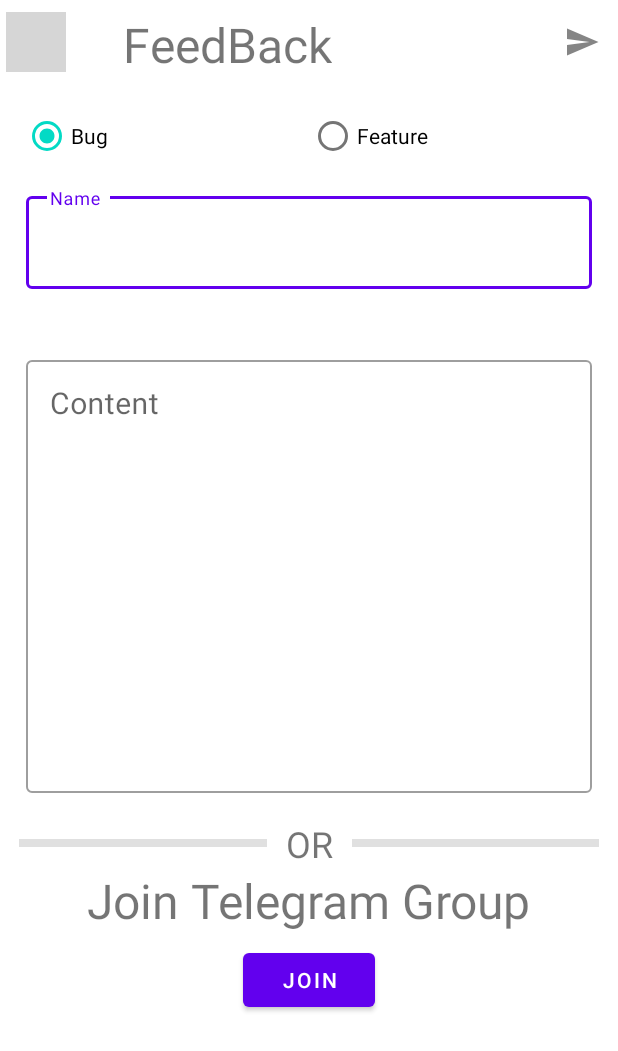
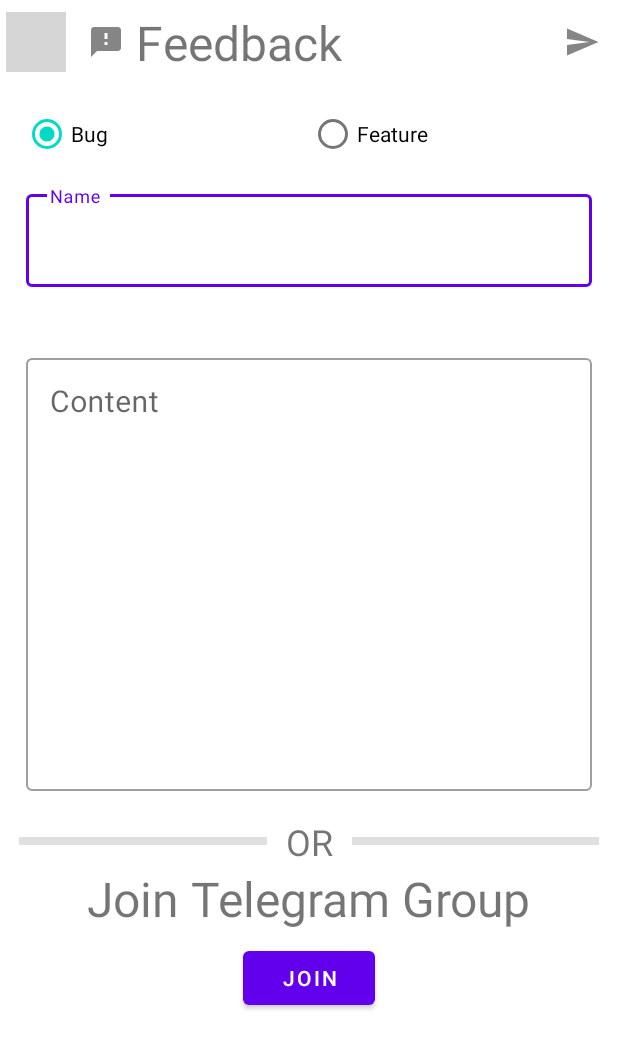
Before and after one commit to IjlalAhmad845/MatrixCalculator, an Android app: the FeedbackActivity screen opened directly, with no data from a screen before it, on a phone screen of 412 x 824 dp. Shown: the top 1051 px of the screen. Run offline under Robolectric (Android 15) with nearby library versions, the phone set to English and light mode, and no system bars; grey boxes are pictures that could not be loaded.

Commit message:
Added Custom Toolbar in all navigation activities with their icons

```diff
--- a/app/src/main/res/layout/activity_feedback.xml
+++ b/app/src/main/res/layout/activity_feedback.xml
@@ -30,17 +30,30 @@
         app:srcCompat="@drawable/ic_send"
         />
 
+    <ImageButton
+        android:id="@+id/feedbackIcon"
+        android:layout_width="40dp"
+        android:layout_height="40dp"
+        android:background="@android:color/transparent"
+        app:layout_constraintBottom_toBottomOf="@+id/backButton"
+        app:layout_constraintEnd_toEndOf="parent"
+        app:layout_constraintHorizontal_bias="0.02"
+        app:layout_constraintStart_toEndOf="@+id/backButton"
+        app:layout_constraintTop_toTopOf="@+id/backButton"
+        app:srcCompat="@drawable/ic_feedback" />
+
     <TextView
         android:id="@+id/textView4"
         android:layout_width="wrap_content"
         android:layout_height="wrap_content"
-        android:text="FeedBack"
+        android:text="Feedback"
         android:textSize="32sp"
         android:textStyle="normal"
+        app:layout_constraintBottom_toBottomOf="@+id/feedbackIcon"
         app:layout_constraintEnd_toEndOf="parent"
-        app:layout_constraintHorizontal_bias="0.3"
-        app:layout_constraintStart_toStartOf="parent"
-        app:layout_constraintTop_toTopOf="@+id/backButton" />
+        app:layout_constraintHorizontal_bias="0.0"
+        app:layout_constraintStart_toEndOf="@+id/feedbackIcon"
+        app:layout_constraintTop_toTopOf="@+id/feedbackIcon" />
 
     <LinearLayout
         android:id="@+id/linearLayout3"
```
Also changed, not shown: app/src/main/res/layout/activity_about.xml (+25 -0 lines), app/src/main/res/layout/activity_settings.xml (+26 -0 lines).
